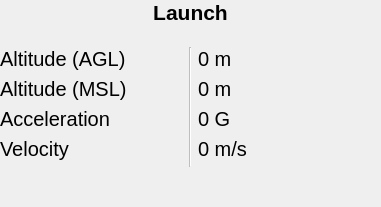
The window that Frontend/Widgets/StateDisplayWidget/StateDisplayWidget.ui (WPI-HPRC/groundstation-2025) describes before a commit, drawn with Qt 5.
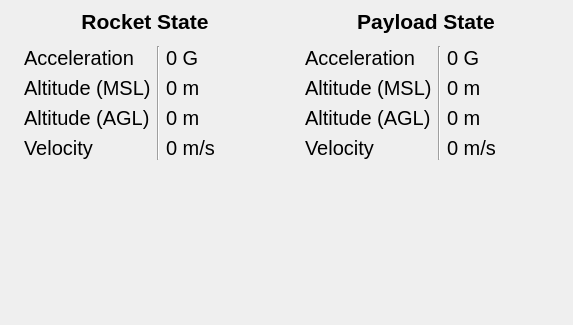
The same window after the commit. Custom widgets are drawn as their Qt base class.

Commit message: added payload state display

Patch:
```diff
--- a/Frontend/Widgets/StateDisplayWidget/StateDisplayWidget.ui
+++ b/Frontend/Widgets/StateDisplayWidget/StateDisplayWidget.ui
@@ -6,14 +6,14 @@
    <rect>
     <x>0</x>
     <y>0</y>
-    <width>381</width>
-    <height>207</height>
+    <width>573</width>
+    <height>325</height>
    </rect>
   </property>
   <property name="windowTitle">
    <string>StateDisplayWidget</string>
   </property>
-  <layout class="QGridLayout" name="gridLayout" rowstretch="0,0,0,0,0,0,0,0,0,0,0">
+  <layout class="QGridLayout" name="gridLayout" rowstretch="0" columnstretch="1,1">
    <property name="leftMargin">
     <number>0</number>
    </property>
@@ -26,8 +26,82 @@
    <property name="bottomMargin">
     <number>0</number>
    </property>
-   <item row="3" column="1" colspan="3">
-    <widget class="QLabel" name="StateName">
+   <item row="0" column="0">
+    <widget class="QWidget" name="RocketInfo" native="true">
+     <property name="sizePolicy">
+      <sizepolicy hsizetype="Fixed" vsizetype="Preferred">
+       <horstretch>0</horstretch>
+       <verstretch>0</verstretch>
+      </sizepolicy>
+     </property>
+     <property name="maximumSize">
+      <size>
+       <width>16777215</width>
+       <height>16777215</height>
+      </size>
+     </property>
+     <layout class="QGridLayout" name="gridLayout_2" columnstretch="1,0,0">
+      <property name="horizontalSpacing">
+       <number>-1</number>
+      </property>
+      <item row="4" column="1" rowspan="4">
+       <widget class="Line" name="line">
+        <property name="orientation">
+         <enum>Qt::Orientation::Vertical</enum>
+        </property>
+       </widget>
+      </item>
+      <item row="8" column="0" colspan="3">
+       <spacer name="verticalSpacer">
+        <property name="orientation">
+         <enum>Qt::Orientation::Vertical</enum>
+        </property>
+        <property name="sizeHint" stdset="0">
+         <size>
+          <width>20</width>
+          <height>40</height>
+         </size>
+        </property>
+       </spacer>
+      </item>
+      <item row="5" column="0">
+       <widget class="QLabel" name="label">
+        <property name="font">
+         <font>
+          <pointsize>15</pointsize>
+         </font>
+        </property>
+        <property name="text">
+         <string>Altitude (MSL)</string>
+        </property>
+       </widget>
+      </item>
+      <item row="5" column="2">
+       <widget class="QLabel" name="RocketMslLabel">
+        <property name="sizePolicy">
+         <sizepolicy hsizetype="Fixed" vsizetype="Preferred">
+          <horstretch>0</horstretch>
+          <verstretch>0</verstretch>
+         </sizepolicy>
+        </property>
+        <property name="minimumSize">
+         <size>
+          <width>100</width>
+          <height>0</height>
+         </size>
+        </property>
+        <property name="font">
+         <font>
+          <pointsize>15</pointsize>
+         </font>
+        </property>
+        <property name="text">
+         <string>0 m</string>
+        </property>
+       </widget>
+      </item>
+      <item row="0" column="0" colspan="3">
+       <widget class="QLabel" name="RocketStateName">
      <property name="font">
       <font>
        <pointsize>16</pointsize>
@@ -38,14 +112,104 @@
       </font>
      </property>
      <property name="text">
-      <string>Launch</string>
+         <string>Rocket State</string>
      </property>
      <property name="alignment">
       <set>Qt::AlignmentFlag::AlignCenter</set>
      </property>
     </widget>
    </item>
-   <item row="5" column="1">
+      <item row="6" column="2">
+       <widget class="QLabel" name="RocketAglLabel">
+        <property name="sizePolicy">
+         <sizepolicy hsizetype="Fixed" vsizetype="Preferred">
+          <horstretch>0</horstretch>
+          <verstretch>0</verstretch>
+         </sizepolicy>
+        </property>
+        <property name="minimumSize">
+         <size>
+          <width>100</width>
+          <height>0</height>
+         </size>
+        </property>
+        <property name="font">
+         <font>
+          <pointsize>15</pointsize>
+         </font>
+        </property>
+        <property name="text">
+         <string>0 m</string>
+        </property>
+       </widget>
+      </item>
+      <item row="4" column="2">
+       <widget class="QLabel" name="RocketAccelerationLabel">
+        <property name="sizePolicy">
+         <sizepolicy hsizetype="Fixed" vsizetype="Preferred">
+          <horstretch>0</horstretch>
+          <verstretch>0</verstretch>
+         </sizepolicy>
+        </property>
+        <property name="minimumSize">
+         <size>
+          <width>100</width>
+          <height>0</height>
+         </size>
+        </property>
+        <property name="font">
+         <font>
+          <pointsize>15</pointsize>
+         </font>
+        </property>
+        <property name="text">
+         <string>0 G</string>
+        </property>
+       </widget>
+      </item>
+      <item row="7" column="2">
+       <widget class="QLabel" name="RocketVelocityLabel">
+        <property name="sizePolicy">
+         <sizepolicy hsizetype="Fixed" vsizetype="Preferred">
+          <horstretch>0</horstretch>
+          <verstretch>0</verstretch>
+         </sizepolicy>
+        </property>
+        <property name="minimumSize">
+         <size>
+          <width>100</width>
+          <height>0</height>
+         </size>
+        </property>
+        <property name="font">
+         <font>
+          <pointsize>15</pointsize>
+         </font>
+        </property>
+        <property name="text">
+         <string>0 m/s</string>
+        </property>
+       </widget>
+      </item>
+      <item row="4" column="0">
+       <widget class="QLabel" name="AccelerationLabelTitle">
+        <property name="font">
+         <font>
+          <pointsize>15</pointsize>
+         </font>
+        </property>
+        <property name="text">
+         <string>Acceleration</string>
+        </property>
+        <property name="alignment">
+         <set>Qt::AlignmentFlag::AlignLeading|Qt::AlignmentFlag::AlignLeft|Qt::AlignmentFlag::AlignVCenter</set>
+        </property>
+        <property name="margin">
+         <number>0</number>
+        </property>
+       </widget>
+      </item>
+      <item row="6" column="0">
     <widget class="QLabel" name="AltitudeLabelTitle">
      <property name="font">
       <font>
@@ -63,23 +227,28 @@
      </property>
     </widget>
    </item>
-   <item row="10" column="1">
-    <spacer name="verticalSpacer">
-     <property name="orientation">
-      <enum>Qt::Orientation::Vertical</enum>
-     </property>
-     <property name="sizeHint" stdset="0">
-      <size>
-       <width>20</width>
-       <height>40</height>
-      </size>
-     </property>
-    </spacer>
-   </item>
-   <item row="4" column="1" colspan="3">
-    <widget class="RocketFlightTimeWidget" name="TimeWidget" native="true">
+      <item row="7" column="0">
+       <widget class="QLabel" name="VelocityLabelTitle">
+        <property name="font">
+         <font>
+          <pointsize>15</pointsize>
+         </font>
+        </property>
+        <property name="text">
+         <string>Velocity</string>
+        </property>
+        <property name="alignment">
+         <set>Qt::AlignmentFlag::AlignLeading|Qt::AlignmentFlag::AlignLeft|Qt::AlignmentFlag::AlignVCenter</set>
+        </property>
+        <property name="margin">
+         <number>0</number>
+        </property>
+       </widget>
+      </item>
+      <item row="1" column="0" colspan="3">
+       <widget class="RocketFlightTimeWidget" name="RocketTimeWidget" native="true">
      <property name="sizePolicy">
-      <sizepolicy hsizetype="Expanding" vsizetype="Expanding">
+         <sizepolicy hsizetype="Expanding" vsizetype="Preferred">
        <horstretch>0</horstretch>
        <verstretch>0</verstretch>
       </sizepolicy>
@@ -89,8 +258,32 @@
      </property>
     </widget>
    </item>
-   <item row="8" column="1">
-    <widget class="QLabel" name="VelocityLabelTitle">
+     </layout>
+    </widget>
+   </item>
+   <item row="0" column="1">
+    <widget class="QWidget" name="widget_2" native="true">
+     <property name="sizePolicy">
+      <sizepolicy hsizetype="Fixed" vsizetype="Preferred">
+       <horstretch>0</horstretch>
+       <verstretch>0</verstretch>
+      </sizepolicy>
+     </property>
+     <layout class="QGridLayout" name="gridLayout_3" columnstretch="1,0,0">
+      <item row="2" column="0">
+       <widget class="QLabel" name="label_3">
+        <property name="font">
+         <font>
+          <pointsize>15</pointsize>
+         </font>
+        </property>
+        <property name="text">
+         <string>Acceleration</string>
+        </property>
+       </widget>
+      </item>
+      <item row="5" column="0">
+       <widget class="QLabel" name="label_6">
      <property name="font">
       <font>
        <pointsize>15</pointsize>
@@ -99,32 +292,108 @@
      <property name="text">
       <string>Velocity</string>
      </property>
+       </widget>
+      </item>
+      <item row="1" column="0" colspan="3">
+       <widget class="RocketFlightTimeWidget" name="PayloadTimeWidget" native="true">
+        <property name="sizePolicy">
+         <sizepolicy hsizetype="Expanding" vsizetype="Preferred">
+          <horstretch>0</horstretch>
+          <verstretch>0</verstretch>
+         </sizepolicy>
+        </property>
+       </widget>
+      </item>
+      <item row="0" column="0" colspan="3">
+       <widget class="QLabel" name="PayloadStateName">
+        <property name="font">
+         <font>
+          <pointsize>16</pointsize>
+          <bold>true</bold>
+         </font>
+        </property>
+        <property name="text">
+         <string>Payload State</string>
+        </property>
      <property name="alignment">
-      <set>Qt::AlignmentFlag::AlignLeading|Qt::AlignmentFlag::AlignLeft|Qt::AlignmentFlag::AlignVCenter</set>
-     </property>
-     <property name="margin">
-      <number>0</number>
-     </property>
-    </widget>
-   </item>
-   <item row="5" column="2" rowspan="5">
-    <widget class="Line" name="line">
-     <property name="enabled">
-      <bool>false</bool>
-     </property>
-     <property name="frameShadow">
-      <enum>QFrame::Shadow::Sunken</enum>
-     </property>
-     <property name="lineWidth">
-      <number>1</number>
-     </property>
-     <property name="orientation">
-      <enum>Qt::Orientation::Vertical</enum>
+         <set>Qt::AlignmentFlag::AlignCenter</set>
+        </property>
+       </widget>
+      </item>
+      <item row="4" column="0">
+       <widget class="QLabel" name="label_5">
+        <property name="font">
+         <font>
+          <pointsize>15</pointsize>
+         </font>
+        </property>
+        <property name="text">
+         <string>Altitude (AGL)</string>
+        </property>
+       </widget>
+      </item>
+      <item row="3" column="2">
+       <widget class="QLabel" name="PayloadMslLabel">
+        <property name="sizePolicy">
+         <sizepolicy hsizetype="Fixed" vsizetype="Preferred">
+          <horstretch>0</horstretch>
+          <verstretch>0</verstretch>
+         </sizepolicy>
+        </property>
+        <property name="minimumSize">
+         <size>
+          <width>100</width>
+          <height>0</height>
+         </size>
+        </property>
+        <property name="font">
+         <font>
+          <pointsize>15</pointsize>
+         </font>
+        </property>
+        <property name="text">
+         <string>0 m</string>
      </property>
     </widget>
    </item>
-   <item row="7" column="3">
-    <widget class="QLabel" name="AccelerationLabel">
+      <item row="4" column="2">
+       <widget class="QLabel" name="PayloadAglLabel">
+        <property name="sizePolicy">
+         <sizepolicy hsizetype="Fixed" vsizetype="Preferred">
+          <horstretch>0</horstretch>
+          <verstretch>0</verstretch>
+         </sizepolicy>
+        </property>
+        <property name="minimumSize">
+         <size>
+          <width>100</width>
+          <height>0</height>
+         </size>
+        </property>
+        <property name="font">
+         <font>
+          <pointsize>15</pointsize>
+         </font>
+        </property>
+        <property name="text">
+         <string>0 m</string>
+        </property>
+       </widget>
+      </item>
+      <item row="2" column="2">
+       <widget class="QLabel" name="PayloadAccelerationLabel">
+        <property name="sizePolicy">
+         <sizepolicy hsizetype="Fixed" vsizetype="Preferred">
+          <horstretch>0</horstretch>
+          <verstretch>0</verstretch>
+         </sizepolicy>
+        </property>
+        <property name="minimumSize">
+         <size>
+          <width>100</width>
+          <height>0</height>
+         </size>
+        </property>
      <property name="font">
       <font>
        <pointsize>15</pointsize>
@@ -135,50 +404,21 @@
      </property>
     </widget>
    </item>
-   <item row="5" column="3">
-    <widget class="QLabel" name="AglLabel">
-     <property name="font">
-      <font>
-       <pointsize>15</pointsize>
-      </font>
-     </property>
-     <property name="text">
-      <string>0 m</string>
-     </property>
-    </widget>
-   </item>
-   <item row="7" column="1">
-    <widget class="QLabel" name="AccelerationLabelTitle">
-     <property name="font">
-      <font>
-       <pointsize>15</pointsize>
-      </font>
-     </property>
-     <property name="text">
-      <string>Acceleration</string>
-     </property>
-     <property name="alignment">
-      <set>Qt::AlignmentFlag::AlignLeading|Qt::AlignmentFlag::AlignLeft|Qt::AlignmentFlag::AlignVCenter</set>
-     </property>
-     <property name="margin">
-      <number>0</number>
-     </property>
-    </widget>
-   </item>
-   <item row="8" column="3">
-    <widget class="QLabel" name="VelocityLabel">
-     <property name="font">
-      <font>
-       <pointsize>15</pointsize>
-      </font>
-     </property>
-     <property name="text">
-      <string>0 m/s</string>
-     </property>
-    </widget>
-   </item>
-   <item row="6" column="1">
-    <widget class="QLabel" name="label">
+      <item row="6" column="0">
+       <spacer name="verticalSpacer_2">
+        <property name="orientation">
+         <enum>Qt::Orientation::Vertical</enum>
+        </property>
+        <property name="sizeHint" stdset="0">
+         <size>
+          <width>20</width>
+          <height>40</height>
+         </size>
+        </property>
+       </spacer>
+      </item>
+      <item row="3" column="0">
+       <widget class="QLabel" name="label_4">
      <property name="font">
       <font>
        <pointsize>15</pointsize>
@@ -189,16 +429,38 @@
      </property>
     </widget>
    </item>
-   <item row="6" column="3">
-    <widget class="QLabel" name="MslLabel">
+      <item row="5" column="2">
+       <widget class="QLabel" name="PayloadVelocityLabel">
+        <property name="sizePolicy">
+         <sizepolicy hsizetype="Fixed" vsizetype="Preferred">
+          <horstretch>0</horstretch>
+          <verstretch>0</verstretch>
+         </sizepolicy>
+        </property>
+        <property name="minimumSize">
+         <size>
+          <width>100</width>
+          <height>0</height>
+         </size>
+        </property>
      <property name="font">
       <font>
        <pointsize>15</pointsize>
       </font>
      </property>
      <property name="text">
-      <string>0 m</string>
-     </property>
+         <string>0 m/s</string>
+        </property>
+       </widget>
+      </item>
+      <item row="2" column="1" rowspan="4">
+       <widget class="Line" name="line_2">
+        <property name="orientation">
+         <enum>Qt::Orientation::Vertical</enum>
+        </property>
+       </widget>
+      </item>
+     </layout>
     </widget>
    </item>
   </layout>
```
Lines whose indentation alone changed are shown as unchanged. The commit also changes 1 other file.
